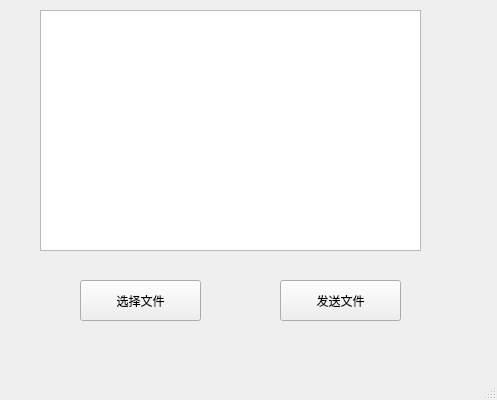
Before: the Qt Designer form MyUI/File.ui in DoubleZeroWater/LocalChat, drawn with Qt 5.
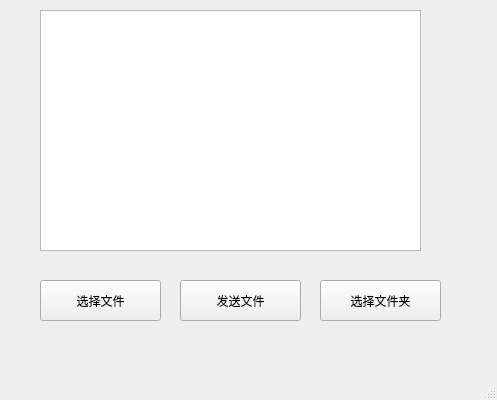
After: the same form once the commit is applied.

Commit message: 12.10 文件夹传输

Patch:
```diff
--- a/MyUI/File.ui
+++ b/MyUI/File.ui
@@ -17,7 +17,7 @@
    <widget class="QPushButton" name="videoButton_2">
     <property name="geometry">
      <rect>
-      <x>80</x>
+      <x>40</x>
       <y>280</y>
       <width>121</width>
       <height>41</height>
@@ -40,7 +40,7 @@
    <widget class="QPushButton" name="videoButton_3">
     <property name="geometry">
      <rect>
-      <x>280</x>
+      <x>180</x>
       <y>280</y>
       <width>121</width>
       <height>41</height>
@@ -50,6 +50,19 @@
      <string>发送文件</string>
     </property>
    </widget>
+   <widget class="QPushButton" name="videoButton_4">
+    <property name="geometry">
+     <rect>
+      <x>320</x>
+      <y>280</y>
+      <width>121</width>
+      <height>41</height>
+     </rect>
+    </property>
+    <property name="text">
+     <string>选择文件夹</string>
+    </property>
+   </widget>
   </widget>
   <widget class="QMenuBar" name="menubar">
    <property name="geometry">
```
The commit also changes 4 other files.
